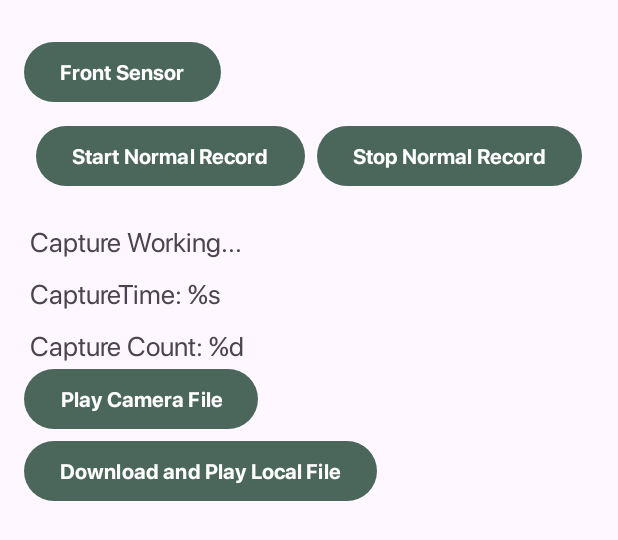
After one commit to bravomateo/VideoCompress, an Android app: the layout activity_capture.xml on its own in the app's theme, with its tools: preview values and no code run, on a phone screen of 412 x 824 dp. The commit adds this screen. Shown: the top 540 px of the screen. Run offline under Robolectric (Android 15) with nearby library versions, the phone set to English and light mode, and no system bars.

Commit message:
Fase 2: Agregar capturar un video normal mediante la camara

```diff
--- a/app/build.gradle.kts
+++ b/app/build.gradle.kts
@@ -25,7 +25,6 @@ android {
         pickFirst("lib/x86_64/libc++_shared.so")
         pickFirst("lib/armeabi-v7a/libc++_shared.so")
         pickFirst("lib/arm64-v8a/libc++_shared.so")
-
 
     }
 
@@ -61,6 +60,10 @@ dependencies {
 
     implementation("androidx.lifecycle:lifecycle-runtime-ktx:2.7.0")
 
+    implementation("com.afollestad.material-dialogs:core:3.3.0")
+    implementation("com.afollestad.material-dialogs:datetime:3.3.0")
+
+    implementation("com.github.jeasonlzy.okhttp-OkGo:okgo:v3.0.4")
 
     implementation("androidx.room:room-runtime:2.6.1")
     kapt("androidx.room:room-compiler:2.6.1")
--- a/app/src/main/AndroidManifest.xml
+++ b/app/src/main/AndroidManifest.xml
@@ -9,7 +9,6 @@
     <application
         android:name=".insta360.MyApp"
         android:allowBackup="true"
-
         android:dataExtractionRules="@xml/data_extraction_rules"
         android:fullBackupContent="@xml/backup_rules"
         android:icon="@mipmap/ic_launcher"
@@ -19,6 +18,9 @@
         android:theme="@style/Theme.VideoResolution"
         android:usesCleartextTraffic="true"
         tools:targetApi="31">
+        <activity
+            android:name=".insta360.activity.CaptureActivity"
+            android:exported="false" />
         <activity
             android:name=".insta360.activity.MainActivityInsta360"
             android:exported="false" />
--- a/app/src/main/java/com/example/videoresolution/LoginActivity.kt
+++ b/app/src/main/java/com/example/videoresolution/LoginActivity.kt
@@ -54,11 +54,6 @@ class LoginActivity : AppCompatActivity() {
         }
 
 
-        val buttonInsta360: Button = findViewById(R.id.buttonInsta360)
-        buttonInsta360.setOnClickListener {
-            val intent = Intent(this, MainActivityInsta360::class.java)
-            startActivity(intent)
-        }
 
     }
 
--- /dev/null
+++ b/app/src/main/res/layout/activity_capture.xml
@@ -0,0 +1,131 @@
+<?xml version="1.0" encoding="utf-8"?>
+<androidx.core.widget.NestedScrollView xmlns:android="http://schemas.android.com/apk/res/android"
+    xmlns:app="http://schemas.android.com/apk/res-auto"
+    xmlns:tools="http://schemas.android.com/tools"
+    android:layout_width="match_parent"
+    android:layout_height="match_parent">
+
+    <androidx.constraintlayout.widget.ConstraintLayout
+        android:layout_width="match_parent"
+        android:layout_height="match_parent"
+        android:padding="16dp">
+
+        <LinearLayout
+            android:id="@+id/layout_switch_sensor"
+            android:layout_width="match_parent"
+            android:layout_height="wrap_content"
+            android:orientation="horizontal"
+            app:layout_constraintTop_toTopOf="parent"
+            app:layout_constraintStart_toStartOf="parent"
+            android:layout_marginTop="8dp"
+            app:layout_constraintEnd_toEndOf="parent">
+
+            <Button
+                android:id="@+id/btn_switch_front_sensor"
+                android:layout_width="wrap_content"
+                android:layout_height="wrap_content"
+                android:fontFamily="@font/sf_pro_display_bold"
+                android:text="@string/capture_switch_front_sensor"
+                android:textAllCaps="false"
+                android:textColor="@color/white" />
+
+        </LinearLayout>
+
+        <LinearLayout
+            android:id="@+id/layout_buttons_record"
+            android:layout_width="wrap_content"
+            android:layout_height="wrap_content"
+            android:orientation="horizontal"
+            app:layout_constraintTop_toBottomOf="@id/layout_switch_sensor"
+            app:layout_constraintStart_toStartOf="parent"
+            app:layout_constraintEnd_toEndOf="parent"
+            android:layout_marginTop="8dp">
+
+            <Button
+                android:id="@+id/btn_normal_record_start"
+                android:layout_width="wrap_content"
+                android:layout_height="wrap_content"
+                android:fontFamily="@font/sf_pro_display_bold"
+                android:text="@string/capture_normal_record_start"
+                android:textAllCaps="false"
+                android:textColor="@color/white" />
+
+            <Button
+                android:id="@+id/btn_normal_record_stop"
+                android:layout_width="wrap_content"
+                android:layout_height="wrap_content"
+                android:layout_marginStart="8dp"
+                android:fontFamily="@font/sf_pro_display_bold"
+                android:text="@string/capture_normal_record_stop"
+                android:textAllCaps="false"
+                android:textColor="@color/white" />
+        </LinearLayout>
+
+        <TextView
+            android:id="@+id/tv_capture_status"
+            android:layout_width="wrap_content"
+            android:layout_height="wrap_content"
+            android:layout_marginTop="20dp"
+            android:fontFamily="@font/sf_ro_display_regular"
+            android:textSize="18sp"
+            app:layout_constraintTop_toBottomOf="@id/layout_buttons_record"
+            app:layout_constraintStart_toStartOf="parent"
+            android:layout_marginStart="4dp"
+            tools:text="@string/capture_capture_working" />
+
+        <TextView
+            android:id="@+id/tv_capture_time"
+            android:layout_width="wrap_content"
+            android:layout_height="wrap_content"
+            android:layout_marginTop="10dp"
+            android:fontFamily="@font/sf_ro_display_regular"
+            android:textSize="18sp"
+            android:visibility="gone"
+            app:layout_constraintTop_toBottomOf="@id/tv_capture_status"
+            app:layout_constraintStart_toStartOf="parent"
+            android:layout_marginStart="4dp"
+            tools:text="@string/capture_capture_time"
+            tools:visibility="visible" />
+
+        <TextView
+            android:id="@+id/tv_capture_count"
+            android:layout_width="wrap_content"
+            android:layout_height="wrap_content"
+            android:layout_marginTop="10dp"
+            android:fontFamily="@font/sf_ro_display_regular"
+            android:textSize="18sp"
+            android:visibility="gone"
+            app:layout_constraintTop_toBottomOf="@id/tv_capture_time"
+            app:layout_constraintStart_toStartOf="parent"
+            android:layout_marginStart="4dp"
+            tools:text="@string/capture_capture_count"
+            tools:visibility="visible" />
+
+        <Button
+            android:id="@+id/btn_play_camera_file"
+            android:layout_width="wrap_content"
+            android:layout_height="wrap_content"
+            android:fontFamily="@font/sf_pro_display_bold"
+            android:text="@string/capture_play_camera_file"
+            android:textAllCaps="false"
+            android:textColor="@color/white"
+            android:visibility="gone"
+            app:layout_constraintTop_toBottomOf="@id/tv_capture_count"
+            app:layout_constraintStart_toStartOf="parent"
+            tools:visibility="visible" />
+
+        <Button
+            android:id="@+id/btn_play_local_file"
+            android:layout_width="wrap_content"
+            android:layout_height="wrap_content"
+            android:fontFamily="@font/sf_pro_display_bold"
+            android:text="@string/capture_play_local_file"
+            android:textAllCaps="false"
+            android:textColor="@color/white"
+            android:visibility="gone"
+            app:layout_constraintTop_toBottomOf="@id/btn_play_camera_file"
+            app:layout_constraintStart_toStartOf="parent"
+            tools:visibility="visible" />
+
+    </androidx.constraintlayout.widget.ConstraintLayout>
+</androidx.core.widget.NestedScrollView>
--- a/app/src/main/res/values/strings.xml
+++ b/app/src/main/res/values/strings.xml
@@ -9,6 +9,9 @@
     <string name="main_connect_wifi_button">Connect by WIFI</string>
     <string name="main_disconnect_button">Disconnect by WIFI</string>
     <string name="main_item_desc_connect">Connect/Disconnect Camera</string>
+    <string name="main_item_desc_camera_fun">Camera Function -- Need to connect camera first</string>
+
+    <string name="main_capture_button">Capture</string>
 
     <string name="stitch_toolbar_title">HDR Stitching</string>
     <string name="stitch_original">Original Effect</string>
@@ -31,5 +34,27 @@
     <string name="live_toast_unbind_mobile_network">Unbind mobile network</string>
     <string name="live_toast_unbind_mobile_network_when_lost">Lost mobile network, temporarily unbind</string>
 
+    <string name="capture_switch_front_sensor">Front Sensor</string>
+    <string name="capture_normal_record_start">Start Normal Record</string>
+    <string name="capture_normal_record_stop">Stop Normal Record</string>
+    <string name="capture_capture_working">Capture Working...</string>
+    <string name="capture_capture_time">CaptureTime: %s</string>
+    <string name="capture_play_local_file">Download and Play Local File</string>
+    <string name="capture_capture_count">Capture Count: %d</string>
+    <string name="capture_play_camera_file">Play Camera File</string>
+
+    <string name="capture_toolbar_title">Capture &amp; Listener</string>
+    <string name="capture_toast_sd_card_error">No SD card inserted or Not enough free space</string>
+    <string name="capture_capture_starting">Capture Starting...</string>
+    <string name="capture_capture_stopping">Capture Stopping...</string>
+    <string name="capture_capture_finished">Capture Finished</string>
+
+    <string name="capture_switch_sensor_ing">Switching Sensor</string>
+    <string name="capture_switch_sensor_success">Switch successfully</string>
+    <string name="capture_switch_sensor_failed">Switch failed</string>
+    <string name="capture_switch_sensor_camera_connect_error">Camera is not connected</string>
+
+    <string name="osc_dialog_title_downloading">Downloading Files</string>
+    <string name="osc_dialog_msg_downloading">"Total %1$d, Successful %2$d, Failed %3$d</string>
 
 </resources>
--- a/settings.gradle.kts
+++ b/settings.gradle.kts
@@ -18,6 +18,7 @@ dependencyResolutionManagement {
     repositories {
         google()
         mavenCentral()
+        maven { url = uri ("https://jitpack.io")}
         maven {
             url = uri("http://nexus.arashivision.com:9999/repository/maven-public/")
             isAllowInsecureProtocol = true
```
Also changed, not shown: app/src/main/java/com/example/videoresolution/MainActivity.kt (+9 -0 lines), app/src/main/java/com/example/videoresolution/insta360/activity/CaptureActivity.kt (added, +298 -0 lines), app/src/main/java/com/example/videoresolution/insta360/activity/MainActivityInsta360.kt (+6 -1 lines), app/src/main/java/com/example/videoresolution/insta360/util/TimeFormat.java (added, +19 -0 lines), app/src/main/res/layout/activity_login.xml (+0 -15 lines), app/src/main/res/layout/activity_main.xml (+15 -0 lines), app/src/main/res/layout/activity_main_insta360.xml (+28 -0 lines), app/src/main/res/drawable/insta.png (added).
